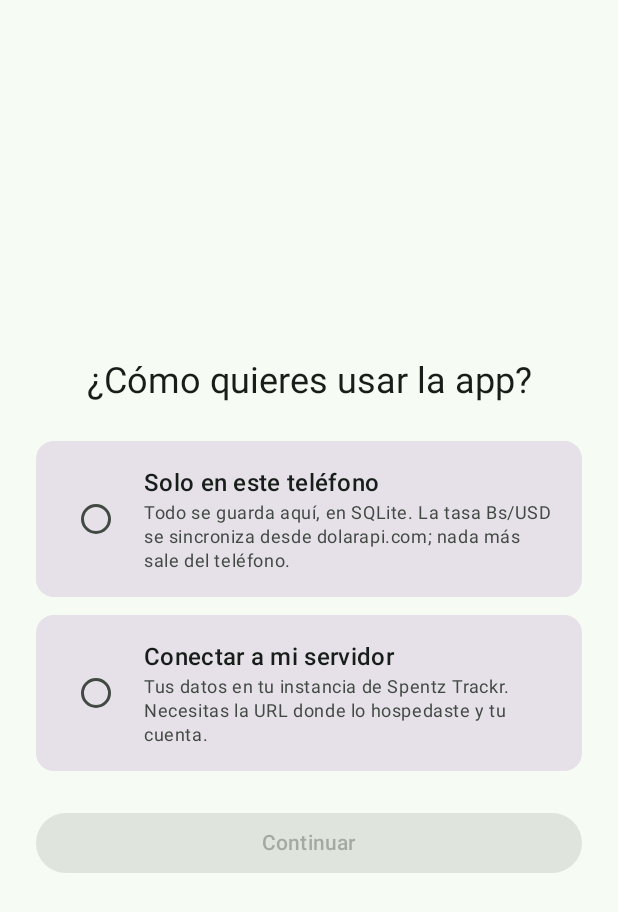
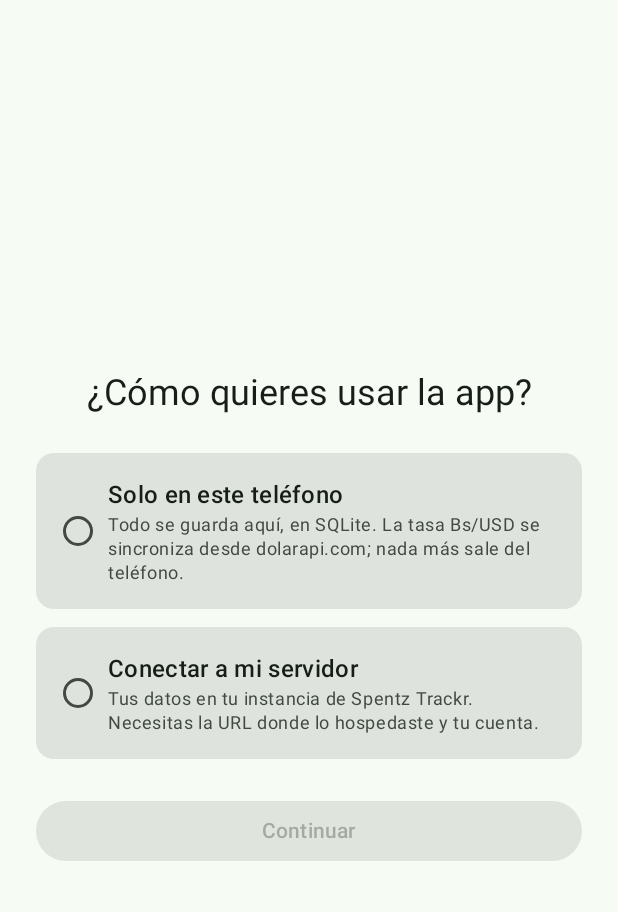
Before and after one commit to SuricatoAviones/spentz-trackr-kotlin, an Android app built with Jetpack Compose: the screen it shows after launch (MainActivity), after a tap on "Empezar", on a phone screen of 412 x 824 dp. Shown: the top 912 px of the screen. Run offline under Robolectric (Android 15) with nearby library versions, the phone set to English and light mode, and no system bars; our stand-ins replace Dagger/Hilt's generated code, Room's generated code; libraries missing offline, so code that uses them is left out: androidx.hilt.lifecycle; 2 statements that could not run were skipped.

Commit message:
feat: estados vacios, micro-animaciones y accesibilidad (docs/08 F7)

```diff
--- a/app/src/main/java/io/github/suricatoaviones/spentztrackr/core/designsystem/SpentzMonogram.kt
+++ b/app/src/main/java/io/github/suricatoaviones/spentztrackr/core/designsystem/SpentzMonogram.kt
@@ -9,6 +9,8 @@ import androidx.compose.material3.Text
 import androidx.compose.runtime.Composable
 import androidx.compose.ui.Alignment
 import androidx.compose.ui.Modifier
+import androidx.compose.ui.semantics.contentDescription
+import androidx.compose.ui.semantics.semantics
 import androidx.compose.ui.text.font.FontWeight
 import androidx.compose.ui.unit.Dp
 import androidx.compose.ui.unit.dp
@@ -22,11 +24,21 @@ fun SpentzMonogram(
     modifier: Modifier = Modifier,
     size: Dp = 72.dp,
     corner: Dp = 20.dp,
+    contentDescription: String? = null,
 ) {
     Surface(
         shape = RoundedCornerShape(corner),
         color = MaterialTheme.colorScheme.primary,
-        modifier = modifier.size(size),
+        modifier =
+            modifier
+                .size(size)
+                .then(
+                    if (contentDescription != null) {
+                        Modifier.semantics { this.contentDescription = contentDescription }
+                    } else {
+                        Modifier
+                    },
+                ),
     ) {
         Box(contentAlignment = Alignment.Center) {
             Text(
--- a/app/src/main/java/io/github/suricatoaviones/spentztrackr/core/designsystem/theme/Color.kt
+++ b/app/src/main/java/io/github/suricatoaviones/spentztrackr/core/designsystem/theme/Color.kt
@@ -36,6 +36,11 @@ val LightColors =
         onSurface = Color(0xFF171D19),
         surfaceVariant = Color(0xFFDDE5DC),
         onSurfaceVariant = Color(0xFF414942),
+        surfaceContainerLowest = Color(0xFFFFFFFF),
+        surfaceContainerLow = Color(0xFFF0F5EF),
+        surfaceContainer = Color(0xFFEAF0E9),
+        surfaceContainerHigh = Color(0xFFE4EAE3),
+        surfaceContainerHighest = Color(0xFFDEE4DD),
         outline = Color(0xFF717971),
         outlineVariant = Color(0xFFC0C9C0),
     )
@@ -64,6 +69,11 @@ val DarkColors =
         onSurface = Color(0xFFDFE4DE),
         surfaceVariant = Color(0xFF414942),
         onSurfaceVariant = Color(0xFFC0C9C0),
+        surfaceContainerLowest = Color(0xFF0A0F0C),
+        surfaceContainerLow = Color(0xFF171D19),
+        surfaceContainer = Color(0xFF1B211D),
+        surfaceContainerHigh = Color(0xFF252B27),
+        surfaceContainerHighest = Color(0xFF303632),
         outline = Color(0xFF8A938C),
         outlineVariant = Color(0xFF414942),
     )
--- a/app/src/main/java/io/github/suricatoaviones/spentztrackr/feature/onboarding/ModeSelectionScreen.kt
+++ b/app/src/main/java/io/github/suricatoaviones/spentztrackr/feature/onboarding/ModeSelectionScreen.kt
@@ -104,7 +104,7 @@ private fun ModeCard(
             modifier = Modifier.padding(16.dp),
             verticalAlignment = Alignment.CenterVertically,
         ) {
-            RadioButton(selected = selected, onClick = onClick)
+            RadioButton(selected = selected, onClick = null)
             Spacer(modifier = Modifier.width(8.dp))
             Column {
                 Text(text = title, style = MaterialTheme.typography.titleMedium)
--- a/app/src/main/java/io/github/suricatoaviones/spentztrackr/navigation/MainNavHost.kt
+++ b/app/src/main/java/io/github/suricatoaviones/spentztrackr/navigation/MainNavHost.kt
@@ -4,9 +4,11 @@ import androidx.compose.foundation.layout.fillMaxSize
 import androidx.compose.foundation.layout.padding
 import androidx.compose.material.icons.Icons
 import androidx.compose.material.icons.filled.Home
+import androidx.compose.material.icons.filled.Payments
 import androidx.compose.material.icons.filled.ReceiptLong
 import androidx.compose.material.icons.filled.Settings
 import androidx.compose.material.icons.outlined.Home
+import androidx.compose.material.icons.outlined.Payments
 import androidx.compose.material.icons.outlined.ReceiptLong
 import androidx.compose.material.icons.outlined.Settings
 import androidx.compose.material3.Icon
@@ -66,7 +68,7 @@ fun MainNavHost(
                 add(Tab(Routes.EXPENSES, R.string.nav_expenses, Icons.Filled.ReceiptLong, Icons.Outlined.ReceiptLong))
             }
             if (trackingType != TrackingType.EXPENSES) {
-                add(Tab(Routes.INCOMES, R.string.nav_incomes, Icons.Filled.ReceiptLong, Icons.Outlined.ReceiptLong))
+                add(Tab(Routes.INCOMES, R.string.nav_incomes, Icons.Filled.Payments, Icons.Outlined.Payments))
             }
             add(Tab(Routes.SETTINGS, R.string.nav_settings, Icons.Filled.Settings, Icons.Outlined.Settings))
         }
--- a/app/src/main/java/io/github/suricatoaviones/spentztrackr/navigation/RootApp.kt
+++ b/app/src/main/java/io/github/suricatoaviones/spentztrackr/navigation/RootApp.kt
@@ -14,8 +14,10 @@ import androidx.compose.ui.Alignment
 import androidx.compose.ui.Modifier
 import androidx.compose.ui.platform.LocalConfiguration
 import androidx.compose.ui.platform.LocalContext
+import androidx.compose.ui.res.stringResource
 import androidx.hilt.lifecycle.viewmodel.compose.hiltViewModel
 import androidx.lifecycle.compose.collectAsStateWithLifecycle
+import io.github.suricatoaviones.spentztrackr.R
 import io.github.suricatoaviones.spentztrackr.core.designsystem.SpentzMonogram
 import io.github.suricatoaviones.spentztrackr.core.designsystem.theme.SpentzTheme
 import io.github.suricatoaviones.spentztrackr.domain.model.AppLanguage
@@ -100,7 +102,7 @@ private fun AppLocale(
 private fun SpentzSplash() {
     Surface(modifier = Modifier.fillMaxSize()) {
         Box(contentAlignment = Alignment.Center) {
-            SpentzMonogram()
+            SpentzMonogram(contentDescription = stringResource(R.string.app_name))
         }
     }
 }
--- a/app/src/main/res/values/strings.xml
+++ b/app/src/main/res/values/strings.xml
@@ -124,6 +124,10 @@
     <string name="catalog_delete_blocked">No se puede eliminar: tiene movimientos asociados</string>
     <string name="catalog_pick_icon">Icono y color…</string>
     <string name="catalog_picker_title">Icono y color</string>
+    <string name="catalog_categories_empty">Aún no hay categorías</string>
+    <string name="catalog_categories_empty_hint">Crea la primera con el botón +.</string>
+    <string name="catalog_sources_empty">Aún no hay orígenes de pago</string>
+    <string name="catalog_sources_empty_hint">Crea el primero con el botón +.</string>
 
     <!-- Ajustes: catálogos -->
     <string name="settings_open_categories">Categorías</string>
@@ -162,6 +166,7 @@
     <string name="home_budget_none_hint">Define un tope mensual para ver tu progreso aquí.</string>
     <string name="home_budget_set">Definir en Ajustes</string>
     <string name="home_budget_spent_of">%1$s de %2$s</string>
+    <string name="home_percent">%1$d%%</string>
     <string name="home_budget_remaining">Te quedan %s</string>
     <string name="home_budget_exceeded">Excedido por %s</string>
     <string name="home_categories_title">Gasto por categoría</string>
```
Also changed, not shown: app/src/main/java/io/github/suricatoaviones/spentztrackr/core/designsystem/SpentzEmptyState.kt (added, +75 -0 lines), app/src/main/java/io/github/suricatoaviones/spentztrackr/feature/catalog/CategoriesScreen.kt (+10 -0 lines), app/src/main/java/io/github/suricatoaviones/spentztrackr/feature/catalog/SourcesScreen.kt (+10 -0 lines), app/src/main/java/io/github/suricatoaviones/spentztrackr/feature/expenses/ExpensesScreen.kt (+12 -20 lines), app/src/main/java/io/github/suricatoaviones/spentztrackr/feature/home/HomeScreen.kt (+33 -54 lines), app/src/main/java/io/github/suricatoaviones/spentztrackr/feature/incomes/IncomesScreen.kt (+11 -15 lines), app/src/main/java/io/github/suricatoaviones/spentztrackr/feature/onboarding/ServerLoginScreen.kt (+9 -2 lines), 1 other file.
